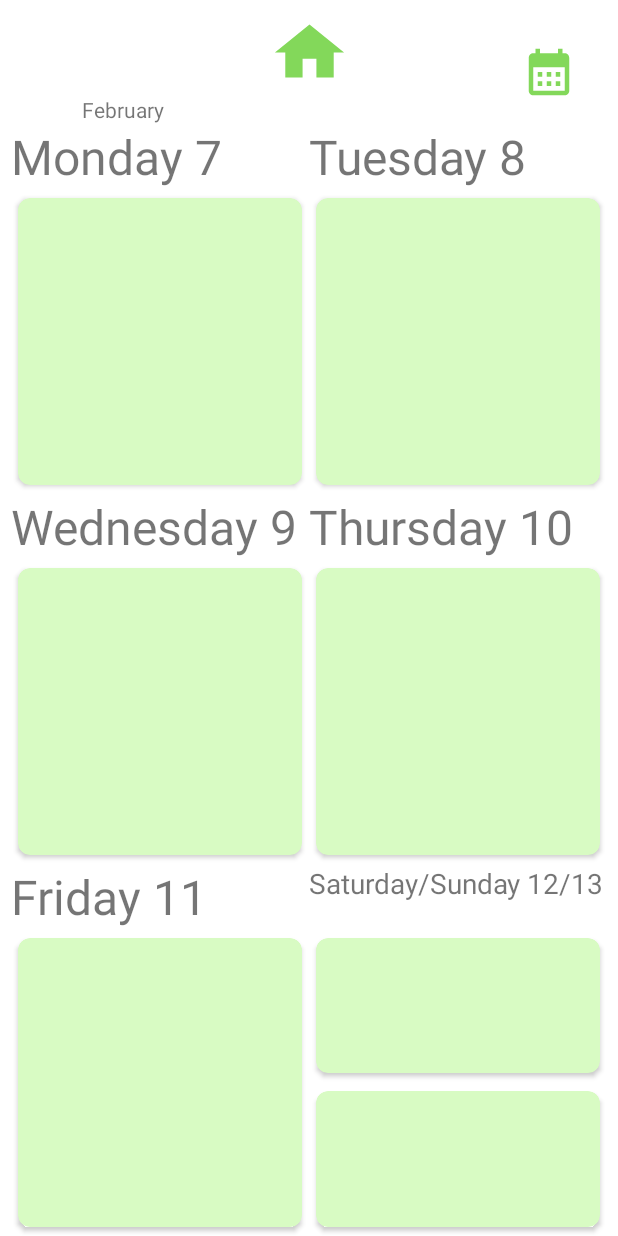
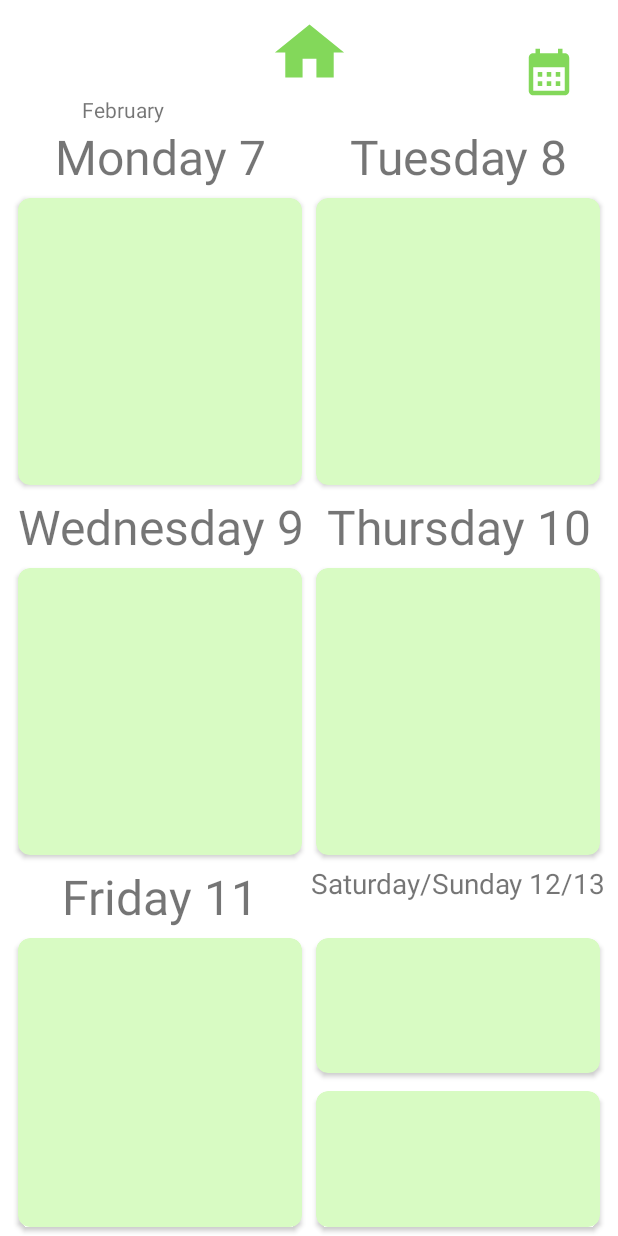
Before and after one commit to IkerFernandez21/ProyectoIntegrador, an Android app: the screen it shows after launch (MainActivity), on a phone screen of 412 x 824 dp. Run offline under Robolectric (Android 15) with nearby library versions, the phone set to English and light mode, and no system bars.

Commit message:
Main activity text centered

```diff
--- a/app/src/main/res/layout/activity_main.xml
+++ b/app/src/main/res/layout/activity_main.xml
@@ -36,6 +36,7 @@
                 android:autoSizeMaxTextSize="100sp"
                 android:autoSizeMinTextSize="12sp"
                 android:autoSizeTextType="uniform"
+                android:textAlignment="center"
                 android:text="Lunes"></TextView>
 
             <TextView
@@ -46,6 +47,7 @@
                 android:autoSizeMaxTextSize="100sp"
                 android:autoSizeMinTextSize="12sp"
                 android:autoSizeTextType="uniform"
+                android:textAlignment="center"
                 android:text="Martes"></TextView>
         </LinearLayout>
 
@@ -107,6 +109,7 @@
                 android:autoSizeMaxTextSize="100sp"
                 android:autoSizeMinTextSize="12sp"
                 android:autoSizeTextType="uniform"
+                android:textAlignment="center"
                 android:text="Miercoles"></TextView>
 
             <TextView
@@ -117,6 +120,7 @@
                 android:autoSizeMaxTextSize="100sp"
                 android:autoSizeMinTextSize="12sp"
                 android:autoSizeTextType="uniform"
+                android:textAlignment="center"
                 android:text="Jueves"></TextView>
         </LinearLayout>
 
@@ -173,6 +177,7 @@
                 android:autoSizeMaxTextSize="100sp"
                 android:autoSizeMinTextSize="12sp"
                 android:autoSizeTextType="uniform"
+                android:textAlignment="center"
                 android:text="Viernes"></TextView>
 
             <TextView
@@ -183,6 +188,7 @@
                 android:autoSizeMaxTextSize="100sp"
                 android:autoSizeMinTextSize="12sp"
                 android:autoSizeTextType="uniform"
+                android:textAlignment="center"
                 android:text="Sábado/Domigo"></TextView>
         </LinearLayout>
 
```
